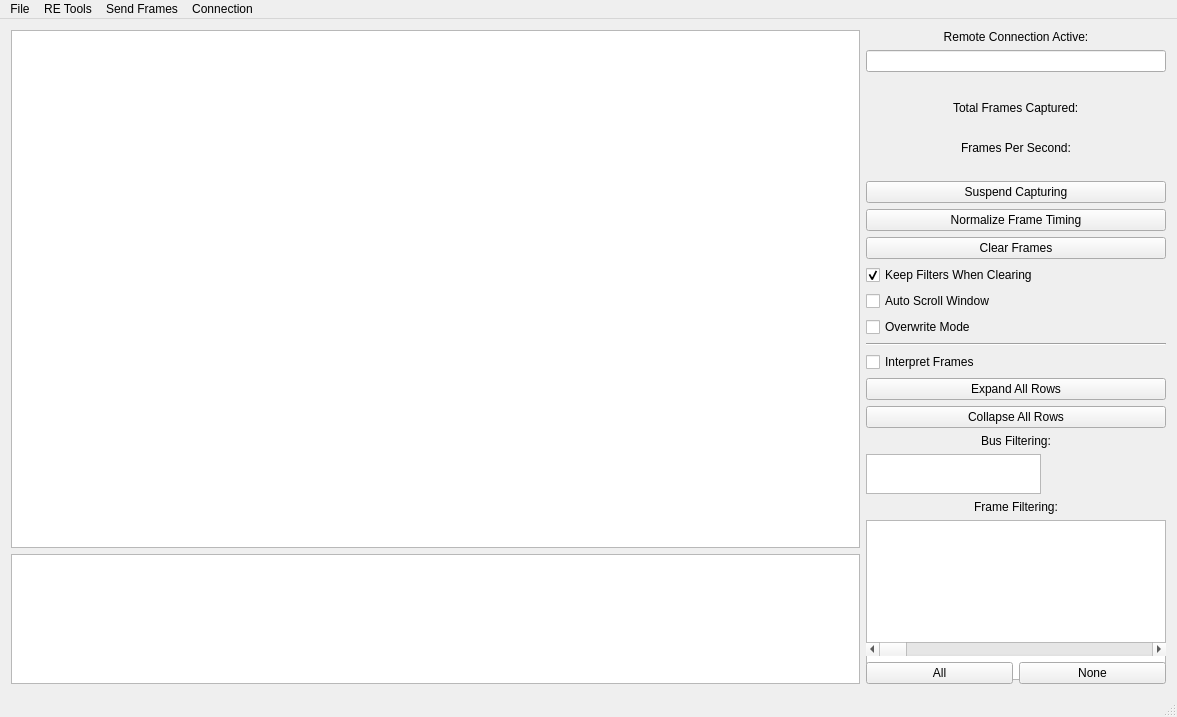
The window that ui/mainwindow.ui (SOFTCARCLEAN/SavvyCAN) describes before a commit, drawn with Qt 5.
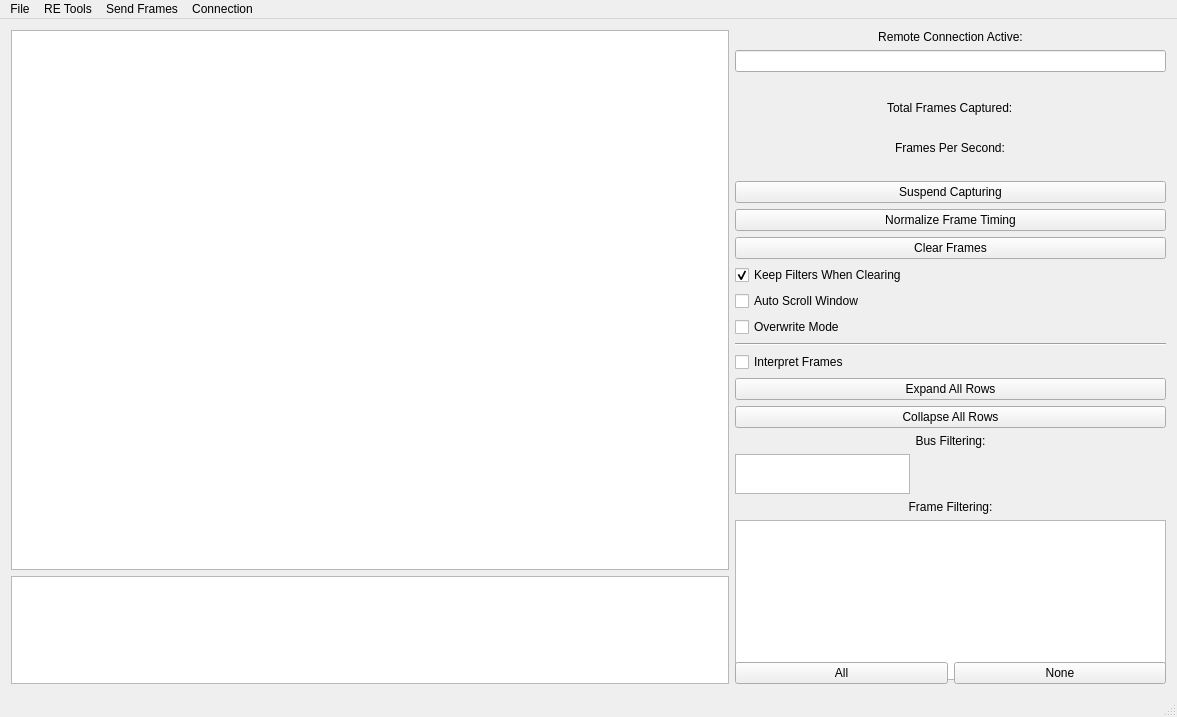
The same window after the commit.

The edit to the form file:
```diff
--- a/ui/mainwindow.ui
+++ b/ui/mainwindow.ui
@@ -28,9 +28,9 @@
   <widget class="QWidget" name="centralWidget">
    <layout class="QVBoxLayout" name="verticalLayout_2" stretch="0">
     <item>
-     <layout class="QHBoxLayout" name="horizontalLayout_2" stretch="4,1">
+     <layout class="QHBoxLayout" name="horizontalLayout_2" stretch="5,3">
       <item>
-       <layout class="QVBoxLayout" name="verticalLayout_3" stretch="4,1">
+       <layout class="QVBoxLayout" name="verticalLayout_3" stretch="5,1">
         <item>
          <widget class="QTableView" name="canFramesView">
           <property name="font">
@@ -364,13 +364,6 @@
           </property>
          </widget>
         </item>
-        <item>
-         <widget class="QScrollBar" name="horizontalScrollBar">
-          <property name="orientation">
-           <enum>Qt::Orientation::Horizontal</enum>
-          </property>
-         </widget>
-        </item>
         <item>
          <layout class="QHBoxLayout" name="horizontalLayout_3">
           <item>
```
